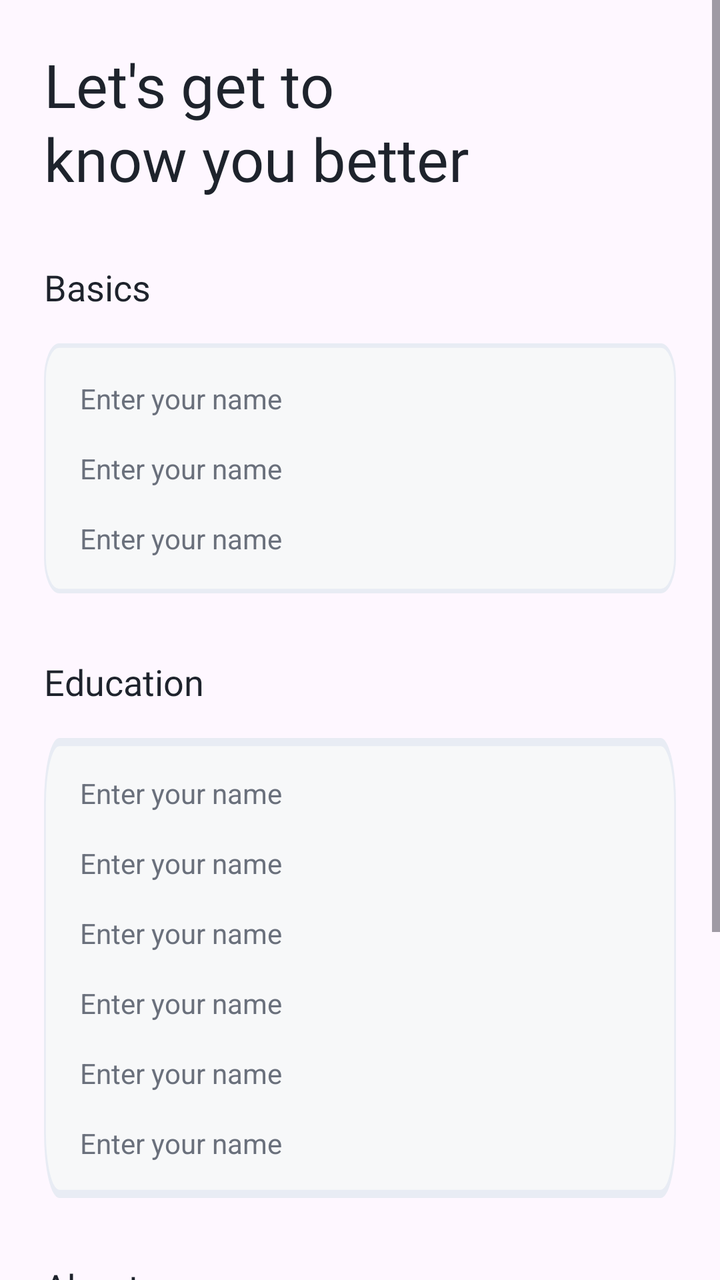
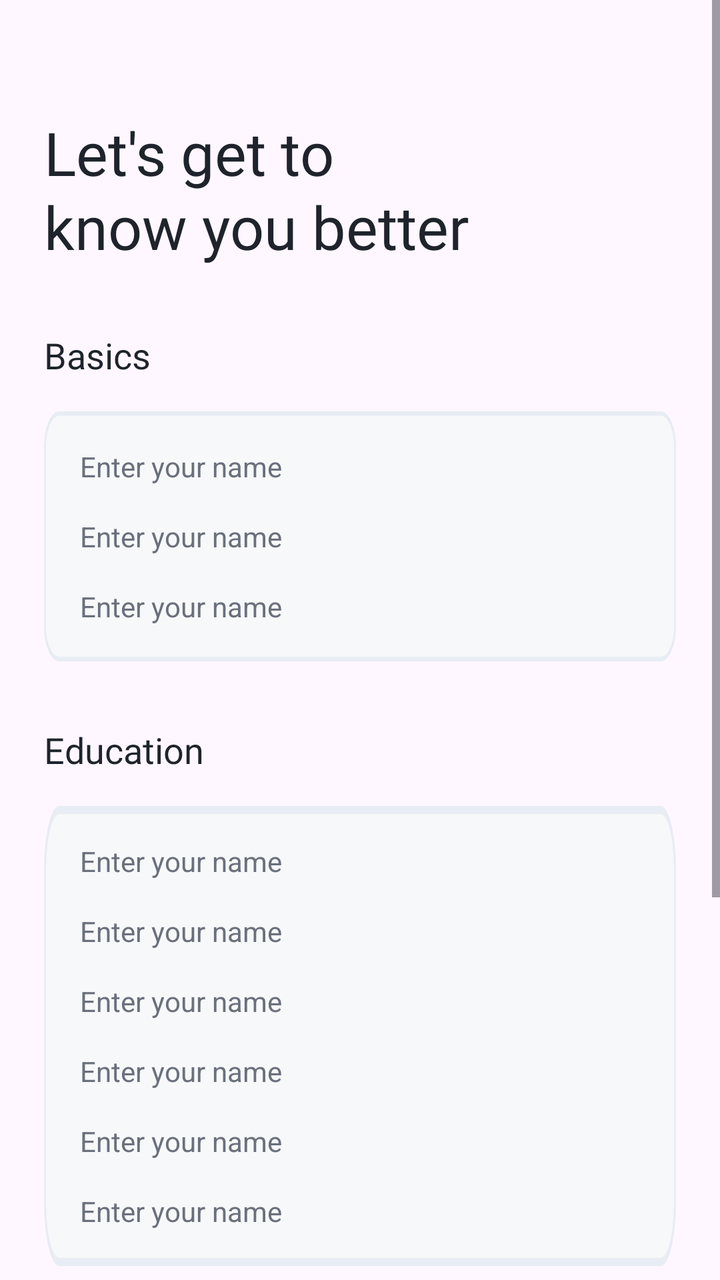

Before-and-after screenshots of an Android layout around one commit, followed by the original layout XML and the change that was made.
<!-- AndroidManifest.xml: application theme Theme.CareerCompass -->
<!-- res/layout/fragment_profile.xml -->
<?xml version="1.0" encoding="utf-8"?>
<ScrollView xmlns:android="http://schemas.android.com/apk/res/android"
    xmlns:tools="http://schemas.android.com/tools"
    android:layout_width="match_parent"
    android:layout_height="match_parent"
    tools:context=".ui.main.fragments.profile.ProfileFragment">

    <LinearLayout
        android:layout_width="match_parent"
        android:layout_height="wrap_content"
        android:orientation="vertical"
        android:paddingHorizontal="22dp">

        <TextView
            android:id="@+id/tvProfileMessage"
            android:layout_width="match_parent"
            android:layout_height="wrap_content"
            android:layout_marginTop="22dp"
            android:fontFamily="@font/urbanist_bold"
            android:lineSpacingExtra="2dp"
            android:text="@string/message_profile"
            android:textColor="@color/dark"
            android:textSize="30sp" />

        <TextView
            android:id="@+id/tvBasics"
            android:layout_width="wrap_content"
            android:layout_height="wrap_content"
            android:layout_marginTop="32dp"
            android:fontFamily="@font/urbanist_semi_bold"
            android:text="@string/basics"
            android:textColor="@color/dark"
            android:textSize="18sp" />

        <LinearLayout
            android:layout_width="match_parent"
            android:layout_height="wrap_content"
            android:layout_marginTop="16dp"
            android:background="@drawable/bg_et_auth"
            android:orientation="vertical"
            android:padding="18dp">

            <TextView
                android:id="@+id/tvName"
                android:layout_width="match_parent"
                android:layout_height="wrap_content"
                android:text="@string/hint_name"
                android:textColor="@color/darkGrey" />

            <TextView
                android:id="@+id/tvEmail"
                android:layout_width="match_parent"
                android:layout_height="wrap_content"
                android:layout_marginTop="16dp"
                android:text="@string/hint_name"
                android:textColor="@color/darkGrey" />

            <TextView
                android:id="@+id/tvPhone"
                android:layout_width="match_parent"
                android:layout_height="wrap_content"
                android:layout_marginTop="16dp"
                android:text="@string/hint_name"
                android:textColor="@color/darkGrey" />

        </LinearLayout>

        <TextView
            android:id="@+id/tvEducation"
            android:layout_width="wrap_content"
            android:layout_height="wrap_content"
            android:layout_marginTop="32dp"
            android:fontFamily="@font/urbanist_semi_bold"
            android:text="@string/education"
            android:textColor="@color/dark"
            android:textSize="18sp" />

        <LinearLayout
            android:layout_width="match_parent"
            android:layout_height="wrap_content"
            android:layout_marginTop="16dp"
            android:background="@drawable/bg_et_auth"
            android:orientation="vertical"
            android:padding="18dp">

            <TextView
                android:id="@+id/tvDegree"
                android:layout_width="match_parent"
                android:layout_height="wrap_content"
                android:text="@string/hint_name"
                android:textColor="@color/darkGrey" />

            <TextView
                android:id="@+id/tvField"
                android:layout_width="match_parent"
                android:layout_height="wrap_content"
                android:layout_marginTop="16dp"
                android:text="@string/hint_name"
                android:textColor="@color/darkGrey" />

            <TextView
                android:id="@+id/tvInstitute"
                android:layout_width="match_parent"
                android:layout_height="wrap_content"
                android:layout_marginTop="16dp"
                android:text="@string/hint_name"
                android:textColor="@color/darkGrey" />

            <TextView
                android:id="@+id/tvCGPA"
                android:layout_width="match_parent"
                android:layout_height="wrap_content"
                android:layout_marginTop="16dp"
                android:text="@string/hint_name"
                android:textColor="@color/darkGrey" />

            <TextView
                android:id="@+id/tvPassingYear"
                android:layout_width="match_parent"
                android:layout_height="wrap_content"
                android:layout_marginTop="16dp"
                android:text="@string/hint_name"
                android:textColor="@color/darkGrey" />

            <TextView
                android:id="@+id/tvFavoriteSubjects"
                android:layout_width="match_parent"
                android:layout_height="wrap_content"
                android:layout_marginTop="16dp"
                android:text="@string/hint_name"
                android:textColor="@color/darkGrey" />

        </LinearLayout>

        <TextView
            android:id="@+id/tvAbout"
            android:layout_width="wrap_content"
            android:layout_height="wrap_content"
            android:layout_marginTop="32dp"
            android:fontFamily="@font/urbanist_semi_bold"
            android:text="@string/about"
            android:textColor="@color/dark"
            android:textSize="18sp" />

        <TextView
            android:id="@+id/tvBio"
            android:padding="18dp"
            android:lines="3"
            android:layout_width="match_parent"
            android:layout_height="wrap_content"
            android:layout_marginTop="16dp"
            android:background="@drawable/bg_et_auth"
            android:text="@string/hint_name"
            android:textColor="@color/darkGrey" />

        <androidx.appcompat.widget.AppCompatButton
            android:id="@+id/btnLogout"
            android:layout_width="match_parent"
            android:layout_height="wrap_content"
            android:layout_marginVertical="32dp"
            android:text="@string/logout"
            android:textColor="@color/white"
            android:textAllCaps="false"
            android:background="@drawable/bg_btn_auth"/>

    </LinearLayout>

</ScrollView>
<!-- resources referenced by this layout -->
<resources>
  <color name="dark">#1E232C</color>
  <color name="darkGrey">#6A707C</color>
  <color name="white">#FFFFFF</color>
  <!-- drawable bg_btn_auth (drawable) -->
  <vector xmlns:android="http://schemas.android.com/apk/res/android"
      android:width="331dp"
      android:height="56dp"
      android:viewportWidth="331"
      android:viewportHeight="56">
    <path
        android:pathData="M8,0L323,0A8,8 0,0 1,331 8L331,48A8,8 0,0 1,323 56L8,56A8,8 0,0 1,0 48L0,8A8,8 0,0 1,8 0z"
        android:fillColor="@color/dark"/>
  </vector>
  <!-- drawable bg_et_auth (drawable) -->
  <vector xmlns:android="http://schemas.android.com/apk/res/android"
      android:width="331dp"
      android:height="56dp"
      android:viewportWidth="331"
      android:viewportHeight="56">
    <path
        android:strokeWidth="1"
        android:pathData="M8,0.5L323,0.5A7.5,7.5 0,0 1,330.5 8L330.5,48A7.5,7.5 0,0 1,323 55.5L8,55.5A7.5,7.5 0,0 1,0.5 48L0.5,8A7.5,7.5 0,0 1,8 0.5z"
        android:fillColor="#F7F8F9"
        android:strokeColor="#E8ECF4"/>
  </vector>
  <string name="about">About</string>
  <string name="basics">Basics</string>
  <string name="education">Education</string>
  <string name="hint_name">Enter your name</string>
  <string name="logout">Logout</string>
  <string name="message_profile">Let\'s get to\nknow you better</string>
  <style name="Theme.CareerCompass" parent="Base.Theme.CareerCompass" />
  <style name="Base.Theme.CareerCompass" parent="Theme.Material3.Light.NoActionBar">
          
          <item name="colorPrimary">@color/colorPrimary</item>
          <item name="colorPrimaryDark">@color/colorPrimaryDark</item>
      </style>
  <color name="colorPrimary">#7265E2</color>
  <color name="colorPrimaryDark">#4E46B5</color>
</resources>

<!-- the commit's change to res/layout/fragment_profile.xml (unified diff, before → after) -->
@@ -15,7 +15,7 @@
             android:id="@+id/tvProfileMessage"
             android:layout_width="match_parent"
             android:layout_height="wrap_content"
-            android:layout_marginTop="22dp"
+            android:layout_marginTop="56dp"
             android:fontFamily="@font/urbanist_bold"
             android:lineSpacingExtra="2dp"
             android:text="@string/message_profile"
